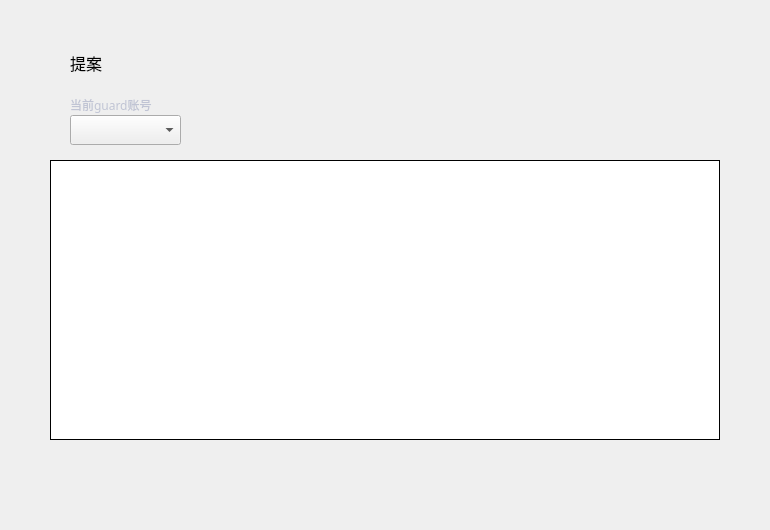
Qt form LNKWallet/guard/ProposalPage.ui (HcashOrg/hx-indicator) before a commit.
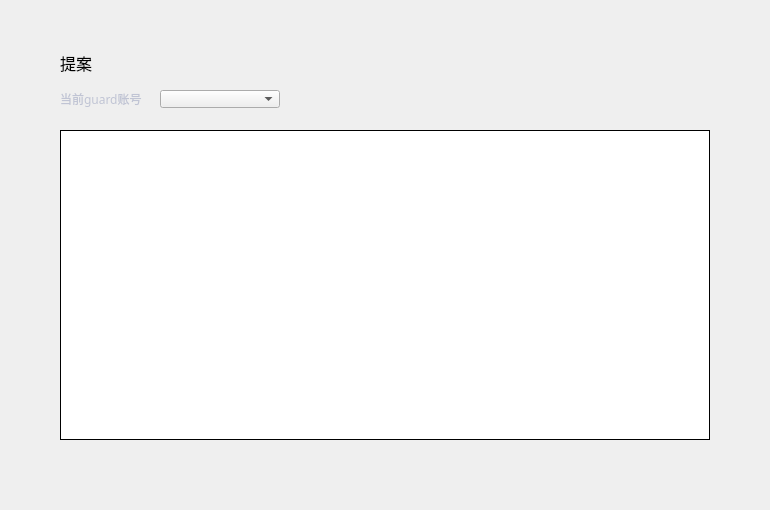
The same form after that commit.

The edit to the form file:
```diff
--- a/LNKWallet/guard/ProposalPage.ui
+++ b/LNKWallet/guard/ProposalPage.ui
@@ -7,7 +7,7 @@
     <x>0</x>
     <y>0</y>
     <width>770</width>
-    <height>530</height>
+    <height>510</height>
    </rect>
   </property>
   <property name="windowTitle">
@@ -16,10 +16,10 @@
   <widget class="QTableWidget" name="proposalTableWidget">
    <property name="geometry">
     <rect>
-     <x>50</x>
-     <y>160</y>
-     <width>670</width>
-     <height>280</height>
+     <x>60</x>
+     <y>130</y>
+     <width>650</width>
+     <height>310</height>
     </rect>
    </property>
    <property name="cursor" stdset="0">
@@ -158,10 +158,10 @@
   <widget class="QLabel" name="label">
    <property name="geometry">
     <rect>
-     <x>70</x>
-     <y>95</y>
+     <x>60</x>
+     <y>90</y>
      <width>100</width>
-     <height>20</height>
+     <height>18</height>
     </rect>
    </property>
    <property name="font">
@@ -182,10 +182,10 @@
   <widget class="QComboBox" name="accountComboBox">
    <property name="geometry">
     <rect>
-     <x>70</x>
-     <y>115</y>
-     <width>111</width>
-     <height>30</height>
+     <x>160</x>
+     <y>90</y>
+     <width>120</width>
+     <height>18</height>
     </rect>
    </property>
    <property name="font">
@@ -205,7 +205,7 @@
   <widget class="QLabel" name="title_label">
    <property name="geometry">
     <rect>
-     <x>70</x>
+     <x>60</x>
      <y>50</y>
      <width>200</width>
      <height>26</height>
```
